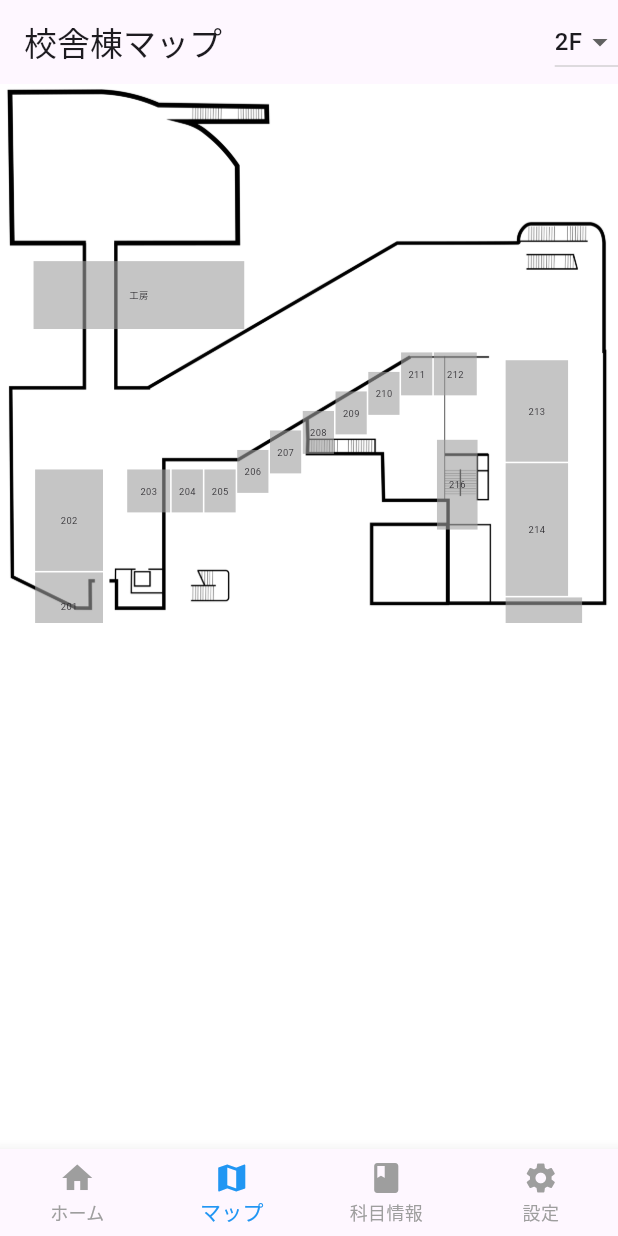
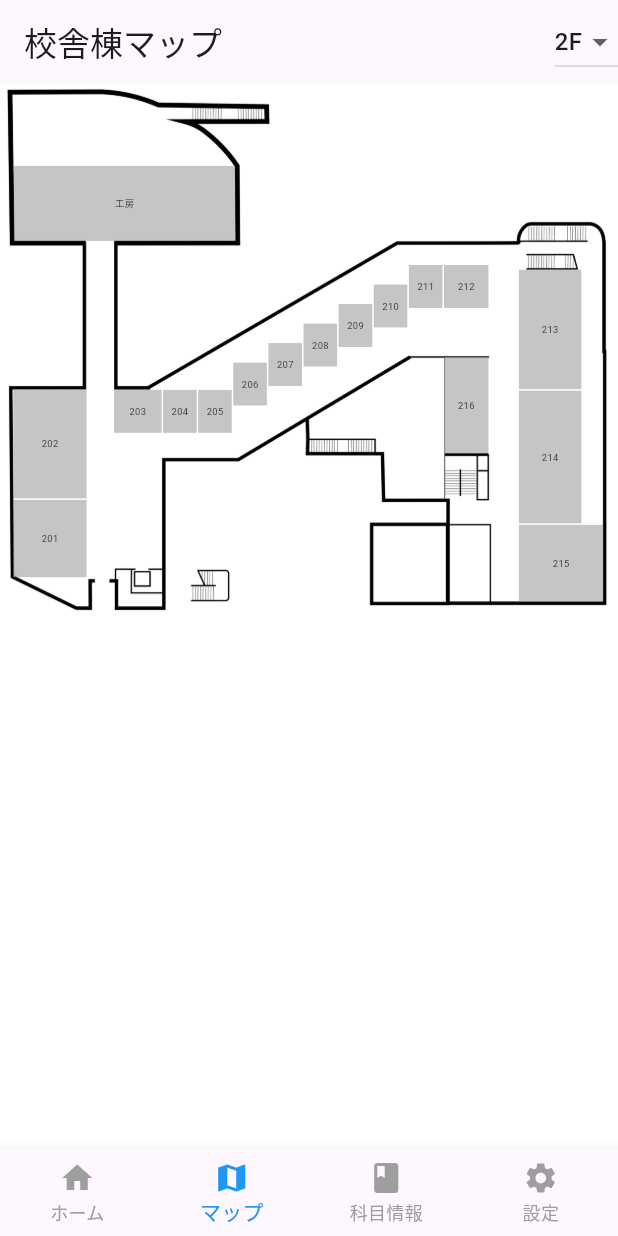
Before and after one commit to un-frozen-deaf/NTUT_Dotto_test, a Flutter app: the screen it shows after launch, on a phone screen of 412 x 824 dp. Run offline on Flutter 3.47's test engine with Material 3 defaults, Android fonts, the phone set to English and light mode, and no system bars.

Commit message:
fix 2Froom

```diff
--- a/test_1/lib/map_screen.dart
+++ b/test_1/lib/map_screen.dart
@@ -154,23 +154,24 @@ class _JpegMapScreenState extends State<JpegMapScreen> {
 
               // 部屋
               if (_currentFloor == '2F') ...[
-                _buildScaledRoom('工房', 43, 227, 270, 87, '工房',screenSize.width / 792),
-                _buildScaledRoom('room201', 45, 626, 87, 87, '201',screenSize.width / 792),
-                _buildScaledRoom('room202', 45, 494, 87, 130, '202',screenSize.width / 792),
-                _buildScaledRoom('room203', 163, 494, 55, 55, '203',screenSize.width / 792),
-                _buildScaledRoom('room204', 220, 494, 40, 55, '204',screenSize.width / 792),
-                _buildScaledRoom('room205', 262, 494, 40, 55, '205',screenSize.width / 792),
-                _buildScaledRoom('room206', 304, 469, 40, 55, '206',screenSize.width / 792),
-                _buildScaledRoom('room207', 346, 444, 40, 55, '207',screenSize.width / 792),
-                _buildScaledRoom('room208', 388, 419, 40, 55, '208',screenSize.width / 792),
-                _buildScaledRoom('room209', 430, 394, 40, 55, '209',screenSize.width / 792),
-                _buildScaledRoom('room210', 472, 369, 40, 55, '210',screenSize.width / 792),
-                _buildScaledRoom('room211', 514, 344, 40, 55, '211',screenSize.width / 792),
-                _buildScaledRoom('room212', 556, 344, 55, 55, '212',screenSize.width / 792),
-                _buildScaledRoom('room213', 648, 354, 80, 130, '213',screenSize.width / 792),
-                _buildScaledRoom('room214', 648, 486, 80, 170, '214',screenSize.width / 792),
-                _buildScaledRoom('room215', 648, 658, 98, 85, '215',screenSize.width / 792),
-                _buildScaledRoom('room216', 560, 456, 52, 115, '216',screenSize.width / 792),
+                // (部屋の変数名,X座標,Y座標,幅,高さ,表示名,サイズ）
+                _buildScaledRoom('工房', 18, 105, 283, 96, '工房',screenSize.width / 792),
+                _buildScaledRoom('room201', 17, 533, 94, 99, '201',screenSize.width / 792),
+                _buildScaledRoom('room202', 17, 391, 94, 140, '202',screenSize.width / 792),
+                _buildScaledRoom('room203', 146, 392, 61, 55, '203',screenSize.width / 792),
+                _buildScaledRoom('room204', 209, 392, 43, 55, '204',screenSize.width / 792),
+                _buildScaledRoom('room205', 254, 392, 43, 55, '205',screenSize.width / 792),
+                _buildScaledRoom('room206', 299, 357, 43, 55, '206',screenSize.width / 792),
+                _buildScaledRoom('room207', 344, 332, 43, 55, '207',screenSize.width / 792),
+                _buildScaledRoom('room208', 389, 307, 43, 55, '208',screenSize.width / 792),
+                _buildScaledRoom('room209', 434, 282, 43, 55, '209',screenSize.width / 792),
+                _buildScaledRoom('room210', 479, 257, 43, 55, '210',screenSize.width / 792),
+                _buildScaledRoom('room211', 524, 232, 43, 55, '211',screenSize.width / 792),
+                _buildScaledRoom('room212', 569, 232, 57, 55, '212',screenSize.width / 792),
+                _buildScaledRoom('room213', 665, 238, 80, 153, '213',screenSize.width / 792),
+                _buildScaledRoom('room214', 665, 393, 80, 170, '214',screenSize.width / 792),
+                _buildScaledRoom('room215', 665, 565, 108, 98, '215',screenSize.width / 792),
+                _buildScaledRoom('room216', 569, 350, 57, 123, '216',screenSize.width / 792),
               ] else ...[
                 _buildScaledRoom('room101', 100, 200, 100, 100, '101',screenSize.width / 792),
                 _buildScaledRoom('room102', 250, 300, 100, 100, '102',screenSize.width / 792),
```
